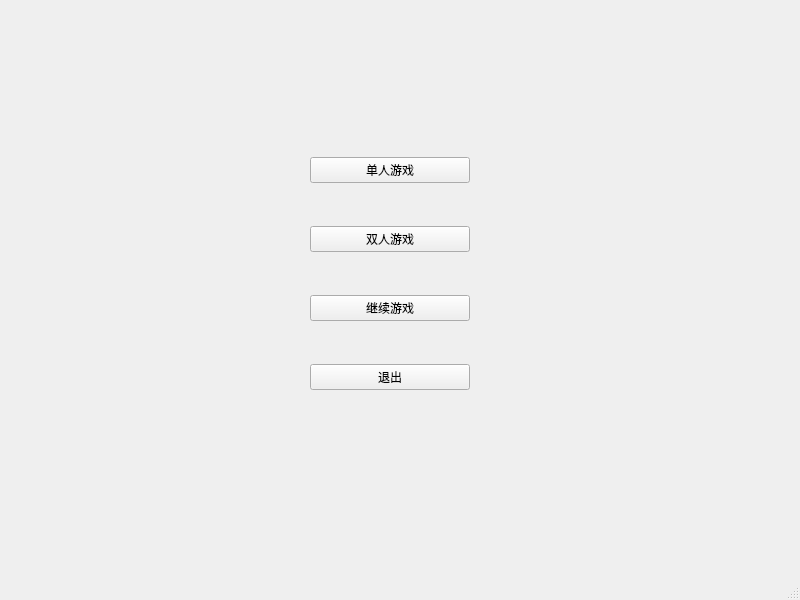
Above: menu.ui from keven-huang/QLink before the change. Below: the same form after it.
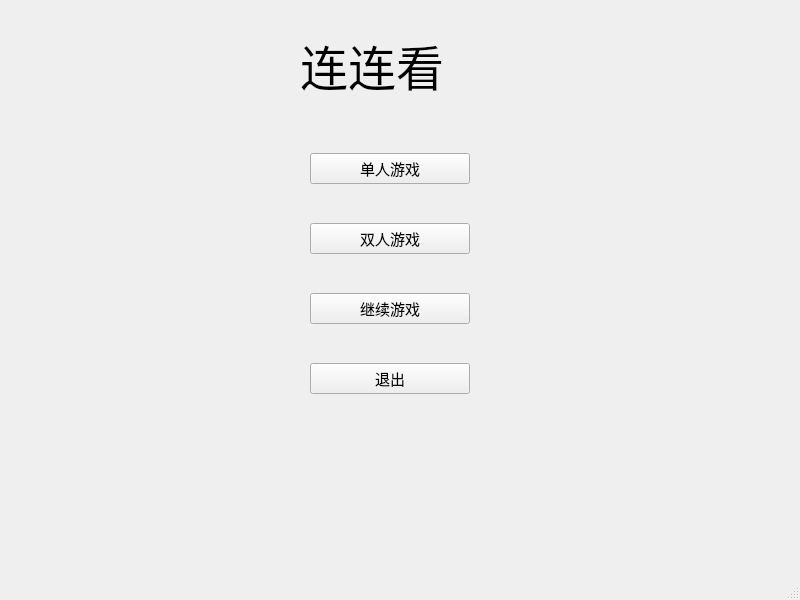
That is the form after the change.

```diff
--- a/menu.ui
+++ b/menu.ui
@@ -26,6 +26,12 @@
     <layout class="QVBoxLayout" name="verticalLayout">
      <item>
       <widget class="QPushButton" name="single_btn">
+       <property name="font">
+        <font>
+         <family>黑体</family>
+         <pointsize>11</pointsize>
+        </font>
+       </property>
        <property name="text">
         <string>单人游戏</string>
        </property>
@@ -33,6 +39,12 @@
      </item>
      <item>
       <widget class="QPushButton" name="double_btn">
+       <property name="font">
+        <font>
+         <family>黑体</family>
+         <pointsize>11</pointsize>
+        </font>
+       </property>
        <property name="text">
         <string>双人游戏</string>
        </property>
@@ -40,6 +52,12 @@
      </item>
      <item>
       <widget class="QPushButton" name="contiue_btn">
+       <property name="font">
+        <font>
+         <family>黑体</family>
+         <pointsize>11</pointsize>
+        </font>
+       </property>
        <property name="text">
         <string>继续游戏</string>
        </property>
@@ -47,6 +65,12 @@
      </item>
      <item>
       <widget class="QPushButton" name="exit_btn">
+       <property name="font">
+        <font>
+         <family>黑体</family>
+         <pointsize>11</pointsize>
+        </font>
+       </property>
        <property name="text">
         <string>退出</string>
        </property>
@@ -54,6 +78,28 @@
      </item>
     </layout>
    </widget>
+   <widget class="QLabel" name="label">
+    <property name="geometry">
+     <rect>
+      <x>300</x>
+      <y>40</y>
+      <width>171</width>
+      <height>51</height>
+     </rect>
+    </property>
+    <property name="font">
+     <font>
+      <family>华文新魏</family>
+      <pointsize>36</pointsize>
+      <weight>50</weight>
+      <italic>false</italic>
+      <bold>false</bold>
+     </font>
+    </property>
+    <property name="text">
+     <string>连连看</string>
+    </property>
+   </widget>
   </widget>
   <widget class="QMenuBar" name="menubar">
    <property name="geometry">
```
